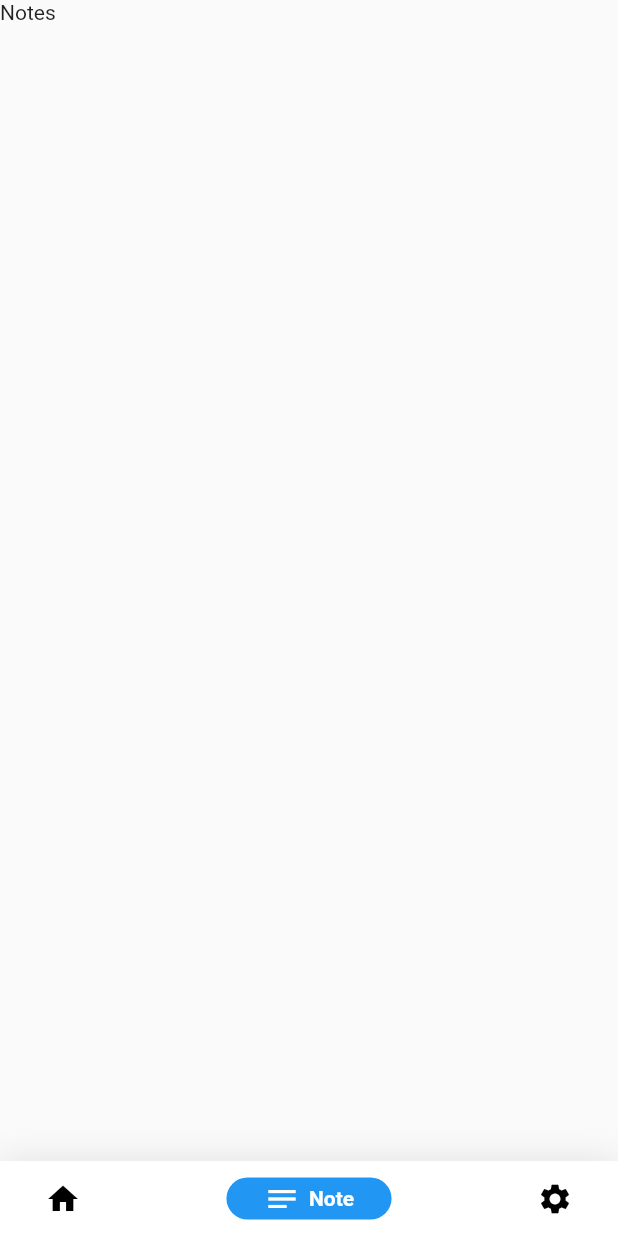
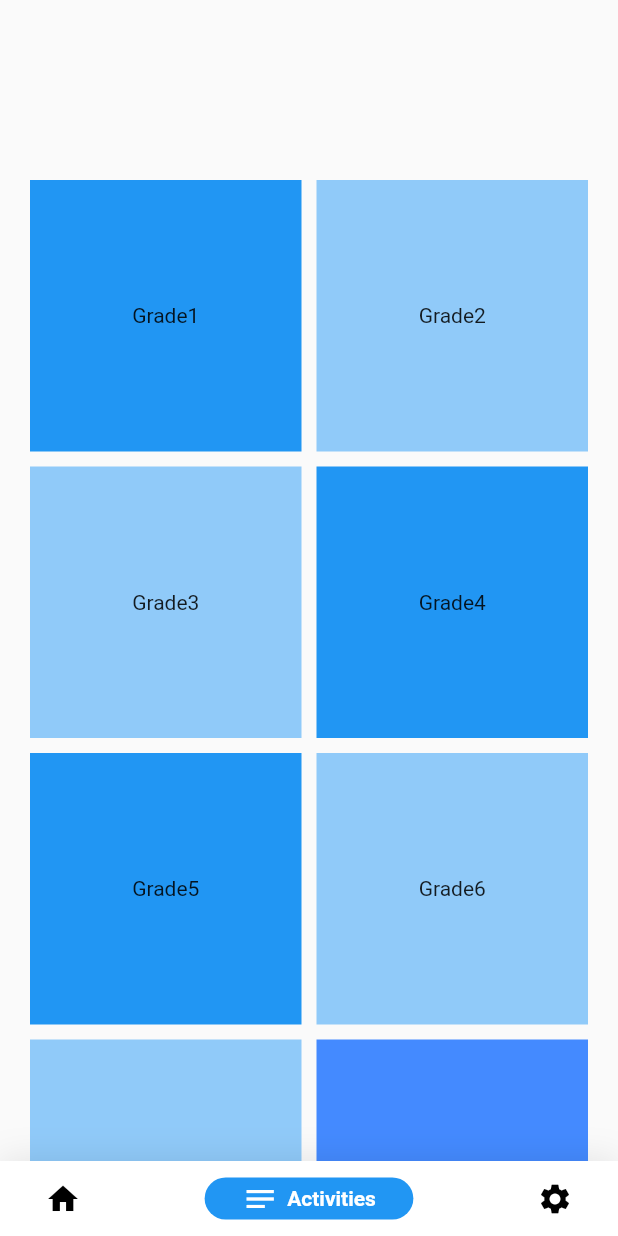
Before and after one commit to MadushaWickramasinghe/Master, a Flutter app: the NavBar screen opened directly, item 2 of the bottom bar chosen, on a phone screen of 412 x 824 dp. Run offline on Flutter 3.47's test engine with Material 2 defaults, Android fonts, the phone set to English and light mode, and no system bars; drawn by our look-alikes of google_nav_bar; our stand-ins replace animated_text_kit, carousel_pro, carousel_slider, flutter_vector_icons, line_icons, lottie and 1 more; network calls fail.

Commit message:
settings pages & Activity

```diff
--- /dev/null
+++ b/lib/screens/Activity/activities.dart
@@ -0,0 +1,98 @@
+import 'package:flutter/material.dart';
+import 'package:jennings/screens/Animation/FadeAnimation.dart';
+
+class Activities extends StatefulWidget {
+  @override
+  _ActivitiesState createState() => _ActivitiesState();
+}
+
+class _ActivitiesState extends State<Activities> {
+  @override
+  Widget build(BuildContext context) {
+    return Scaffold(
+      body:Padding(
+        padding: EdgeInsets.only(top: 100),
+        child: GridView.count(
+          primary: false,
+          padding: const EdgeInsets.all(20),
+          crossAxisSpacing: 10,
+          mainAxisSpacing: 10,
+          crossAxisCount: 2,
+          children: <Widget>[
+
+            FadeAnimation(2,
+              Container(
+                padding: const EdgeInsets.all(8),
+                child: Center(child: const Text("Grade1")),
+                color: Colors.blue,
+              ),
+            ),
+
+            FadeAnimation(2,
+              Container(
+                padding: const EdgeInsets.all(8),
+                child: Center(child: const Text('Grade2')),
+                color: Colors.blue.shade200,
+              ),
+            ),
+
+
+            FadeAnimation(2,
+               Container(
+                padding: const EdgeInsets.all(8),
+                child: Center(child: const Text('Grade3')),
+                color: Colors.blue.shade200,
+              ),
+            ),
+
+
+            FadeAnimation(2,
+               Container(
+                padding: const EdgeInsets.all(8),
+                child: Center(child: const Text('Grade4')),
+                color: Colors.blue,
+              ),
+            ),
+
+
+            FadeAnimation(2,
+              Container(
+                padding: const EdgeInsets.all(8),
+                child: Center(child: const Text('Grade5')),
+                color: Colors.blue
+              ),
+            ),
+
+
+            FadeAnimation(2,
+              Container(
+                padding: const EdgeInsets.all(8),
+                child: Center(child: const Text('Grade6')),
+                color: Colors.blue.shade200,
+              ),
+            ),
+
+
+            FadeAnimation(2,
+              Container(
+                padding: const EdgeInsets.all(8),
+                child: Center(child: const Text('Grade7')),
+                color: Colors.blue.shade200,
+              ),
+            ),
+
+
+            FadeAnimation(2,
+              Container(
+                padding: const EdgeInsets.all(8),
+                child: Center(child: const Text('Grade8')),
+                color: Colors.blueAccent,
+              ),
+            ),
+
+          ],
+        ),
+      )
+    );
+  }
+}
--- a/lib/screens/Home/MainHome.dart
+++ b/lib/screens/Home/MainHome.dart
@@ -75,7 +75,7 @@ class _MainHomeState extends State<MainHome> {
                               dotSpacing: 15.0,
                               dotColor: Colors.lightGreenAccent,
                               indicatorBgPadding: 5.0,
-                              dotBgColor: Colors.purple.withOpacity(0.5),
+                              dotBgColor: Colors.transparent,
                               borderRadius: true,
                             )
                         ),
--- a/lib/screens/navBar/navbar.dart
+++ b/lib/screens/navBar/navbar.dart
@@ -1,5 +1,6 @@
 import 'package:flutter/material.dart';
 import 'package:google_nav_bar/google_nav_bar.dart';
+import 'package:jennings/screens/Activity/activities.dart';
 import 'package:jennings/screens/Home.dart';
 import 'package:jennings/screens/Home/MainHome.dart';
 import 'package:jennings/screens/Settings/Settings.dart';
@@ -18,7 +19,7 @@ class _NavBarState extends State<NavBar> {
   int _selectedIndex = 0;
   final List<Widget> _widgetOption =[
     MainHome(),
-    Notes(),
+    Activities(),
     Settings()
   ];
 
@@ -53,7 +54,7 @@ class _NavBarState extends State<NavBar> {
                 ),
                 GButton(
                   icon: Icons.notes,
-                  text: 'Note',
+                  text: 'Activities',
                 ),
                 GButton(
                   icon: Icons.settings,
```
Also changed, not shown: lib/screens/Settings/Settings.dart (+41 -2 lines), lib/screens/Settings/pages/aboutJennings.dart (added, +17 -0 lines), lib/screens/Settings/pages/aboutUs.dart (added, +17 -0 lines), lib/screens/Settings/pages/contacts.dart (added, +17 -0 lines), lib/screens/Settings/pages/license.dart (added, +17 -0 lines).
